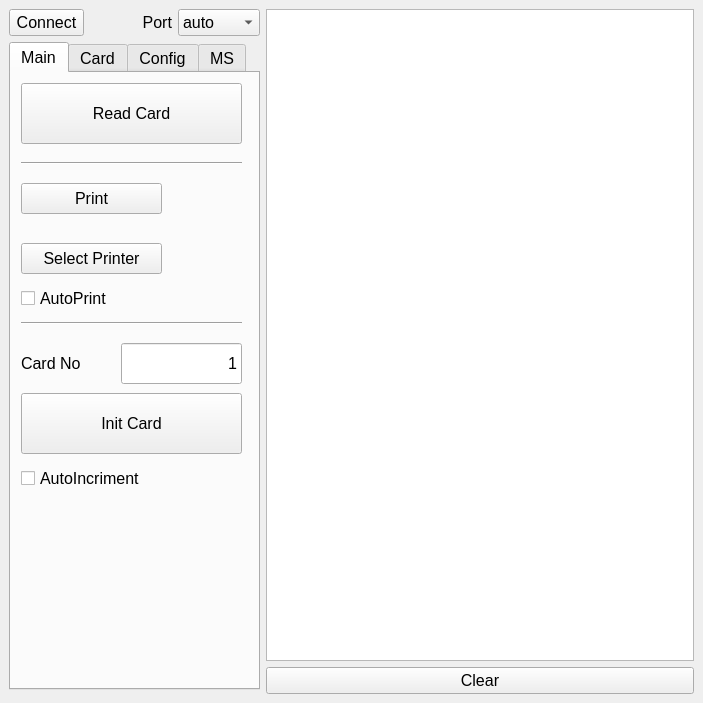
First picture: the form in design.ui, repository sportiduino/SportiduinoPQ, before the edit.
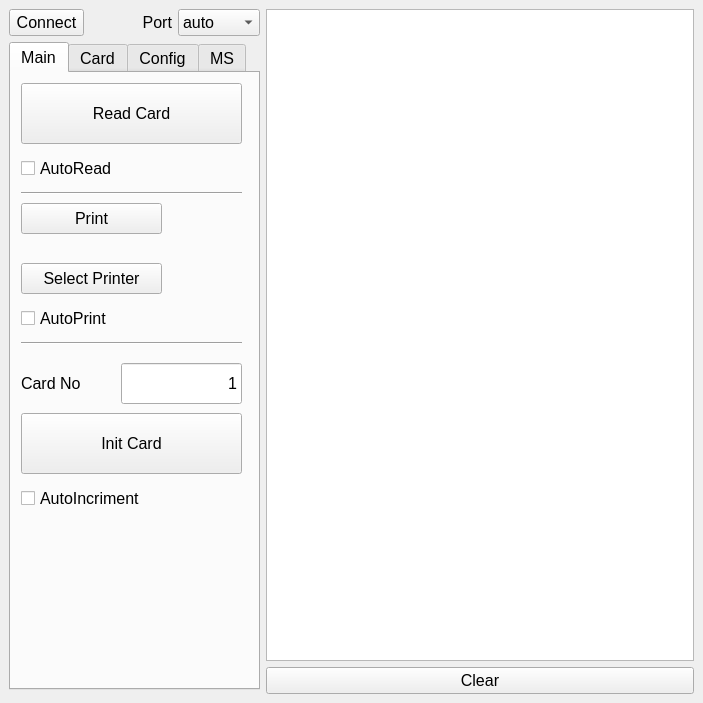
Second picture: the form after the edit.

Commit message: Added auto card polling option

The edit to the form file:
```diff
--- a/design.ui
+++ b/design.ui
@@ -167,7 +167,7 @@
             <property name="geometry">
              <rect>
               <x>10</x>
-              <y>110</y>
+              <y>130</y>
               <width>141</width>
               <height>31</height>
              </rect>
@@ -180,7 +180,7 @@
             <property name="geometry">
              <rect>
               <x>10</x>
-              <y>170</y>
+              <y>190</y>
               <width>141</width>
               <height>31</height>
              </rect>
@@ -209,7 +209,7 @@
             <property name="geometry">
              <rect>
               <x>10</x>
-              <y>210</y>
+              <y>230</y>
               <width>191</width>
               <height>31</height>
              </rect>
@@ -222,7 +222,7 @@
             <property name="geometry">
              <rect>
               <x>10</x>
-              <y>140</y>
+              <y>160</y>
               <width>221</width>
               <height>31</height>
              </rect>
@@ -241,7 +241,7 @@
             <property name="geometry">
              <rect>
               <x>10</x>
-              <y>80</y>
+              <y>110</y>
               <width>221</width>
               <height>20</height>
              </rect>
@@ -254,7 +254,7 @@
             <property name="geometry">
              <rect>
               <x>10</x>
-              <y>240</y>
+              <y>260</y>
               <width>221</width>
               <height>20</height>
              </rect>
@@ -267,7 +267,7 @@
             <property name="geometry">
              <rect>
               <x>10</x>
-              <y>320</y>
+              <y>340</y>
               <width>221</width>
               <height>61</height>
              </rect>
@@ -283,7 +283,7 @@
             <property name="geometry">
              <rect>
               <x>10</x>
-              <y>390</y>
+              <y>410</y>
               <width>221</width>
               <height>31</height>
              </rect>
@@ -296,7 +296,7 @@
             <property name="geometry">
              <rect>
               <x>110</x>
-              <y>270</y>
+              <y>290</y>
               <width>121</width>
               <height>41</height>
              </rect>
@@ -312,7 +312,7 @@
             <property name="geometry">
              <rect>
               <x>10</x>
-              <y>270</y>
+              <y>290</y>
               <width>91</width>
               <height>41</height>
              </rect>
@@ -321,6 +321,22 @@
              <string>Card No</string>
             </property>
            </widget>
+           <widget class="QCheckBox" name="AutoRead">
+            <property name="geometry">
+             <rect>
+              <x>10</x>
+              <y>80</y>
+              <width>191</width>
+              <height>31</height>
+             </rect>
+            </property>
+            <property name="toolTip">
+             <string>Continuous card read mode</string>
+            </property>
+            <property name="text">
+             <string>AutoRead</string>
+            </property>
+           </widget>
           </widget>
           <widget class="QWidget" name="tab_2">
            <attribute name="title">
```
The commit also changes 4 other files.
